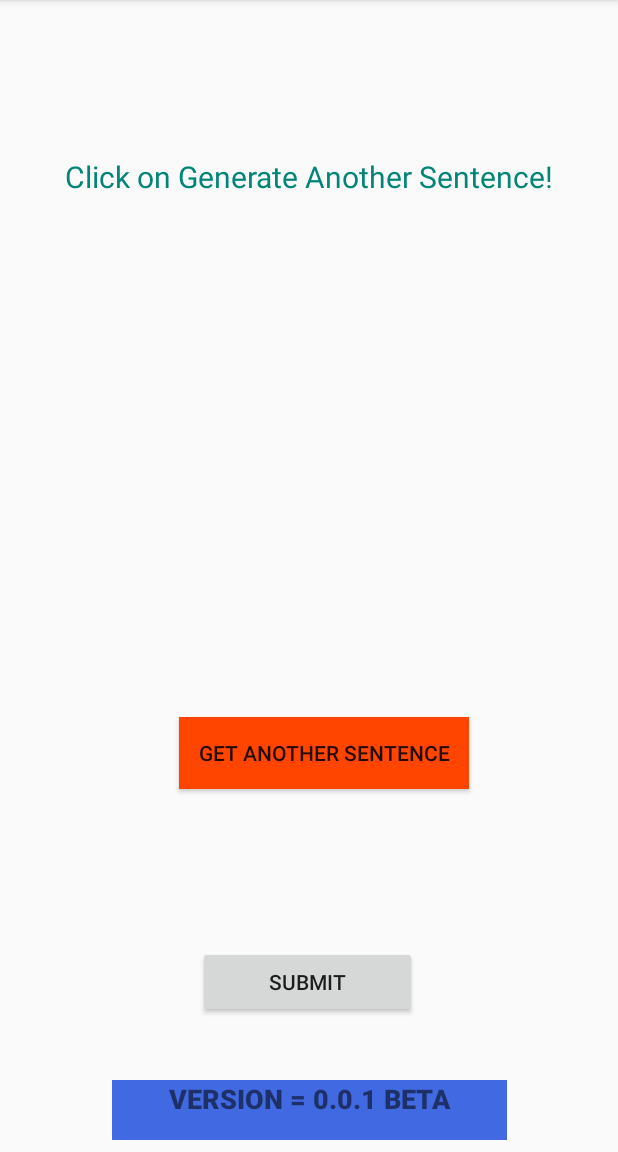
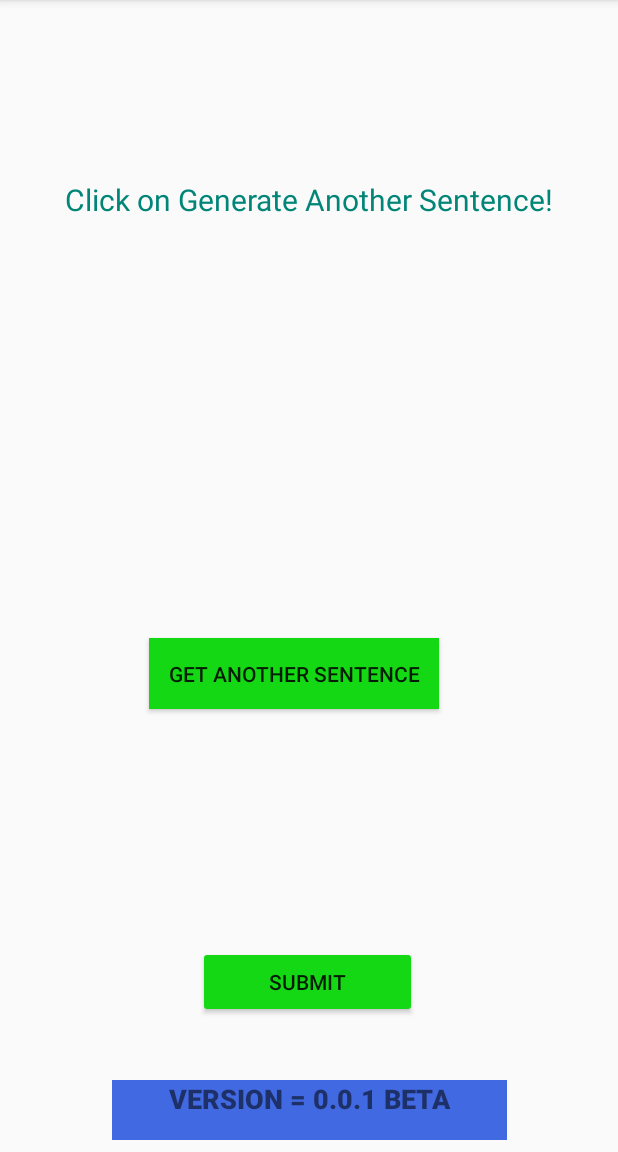
Before and after one commit to prateekraawat1/Tts_indian_lang, an Android app: the screen it shows after launch (MainActivity), on a phone screen of 412 x 824 dp, the part 84-1236 px from its top. Run offline under Robolectric (Android 15) with nearby library versions, the phone set to English and light mode, and no system bars.

Commit message:
colour change

```diff
--- a/app/src/main/res/layout/activity_main.xml
+++ b/app/src/main/res/layout/activity_main.xml
@@ -21,7 +21,7 @@
         app:layout_constraintLeft_toLeftOf="parent"
         app:layout_constraintRight_toRightOf="parent"
         app:layout_constraintTop_toTopOf="parent"
-        app:layout_constraintVertical_bias="0.183" />
+        app:layout_constraintVertical_bias="0.214" />
 
     <Button
         android:id="@+id/button_submit"
@@ -31,6 +31,7 @@
         android:layout_marginTop="8dp"
         android:layout_marginEnd="8dp"
         android:layout_marginBottom="8dp"
+        android:backgroundTint="@color/dark_green"
         android:text="Submit"
         app:layout_constraintBottom_toBottomOf="parent"
         app:layout_constraintEnd_toEndOf="parent"
@@ -61,16 +62,19 @@
     <Button
         android:id="@+id/button_generate_text"
         android:layout_width="193dp"
-        android:layout_height="wrap_content"
+        android:layout_height="47dp"
         android:layout_marginStart="8dp"
-        android:layout_marginTop="128dp"
+        android:layout_marginTop="8dp"
         android:layout_marginEnd="8dp"
-        android:background="@color/orange_red"
+        android:layout_marginBottom="8dp"
+        android:background="@color/dark_green"
         android:onClick="generate_text"
         android:text="Get another sentence"
+        app:layout_constraintBottom_toBottomOf="parent"
         app:layout_constraintEnd_toEndOf="parent"
-        app:layout_constraintHorizontal_bias="0.549"
+        app:layout_constraintHorizontal_bias="0.45"
         app:layout_constraintStart_toStartOf="parent"
-        app:layout_constraintTop_toBottomOf="@+id/textView_sentence" />
+        app:layout_constraintTop_toTopOf="parent"
+        app:layout_constraintVertical_bias="0.592" />
 
 </android.support.constraint.ConstraintLayout>
--- a/app/src/main/res/values/colors.xml
+++ b/app/src/main/res/values/colors.xml
@@ -137,7 +137,7 @@
     <color name="dark_cyan">#008B8B</color>
     <color name="teal">#008080</color>
     <color name="green">#008000</color>
-    <color name="dark_green">#006400</color>
+    <color name="dark_green">#14D814</color>
     <color name="blue">#0000FF</color>
     <color name="medium_blue">#0000CD</color>
     <color name="dark_blue">#00008B</color>
```
